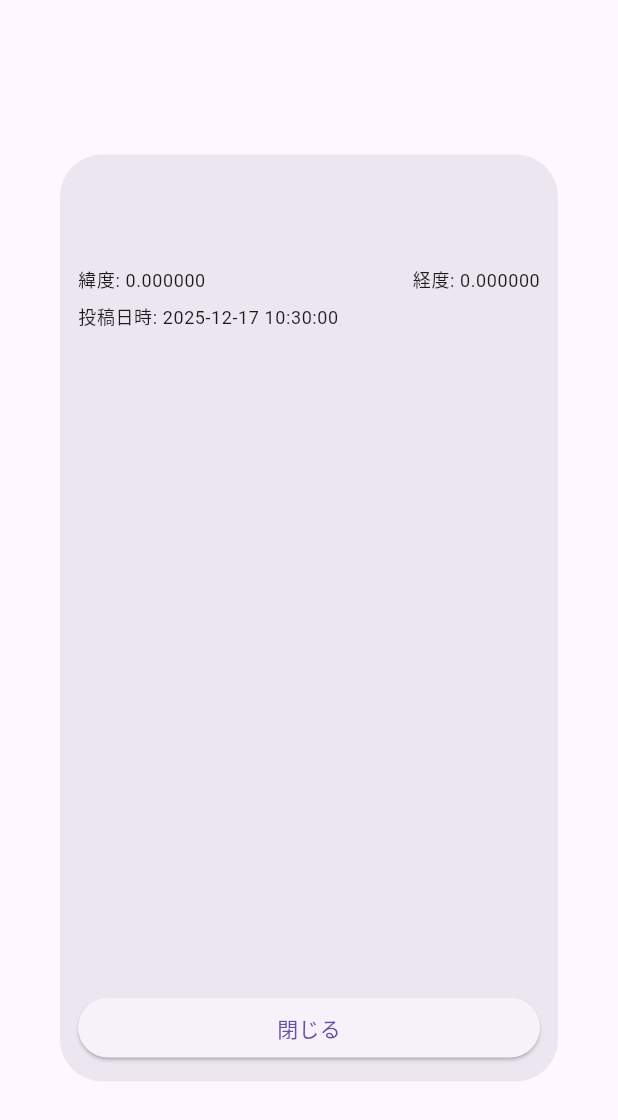
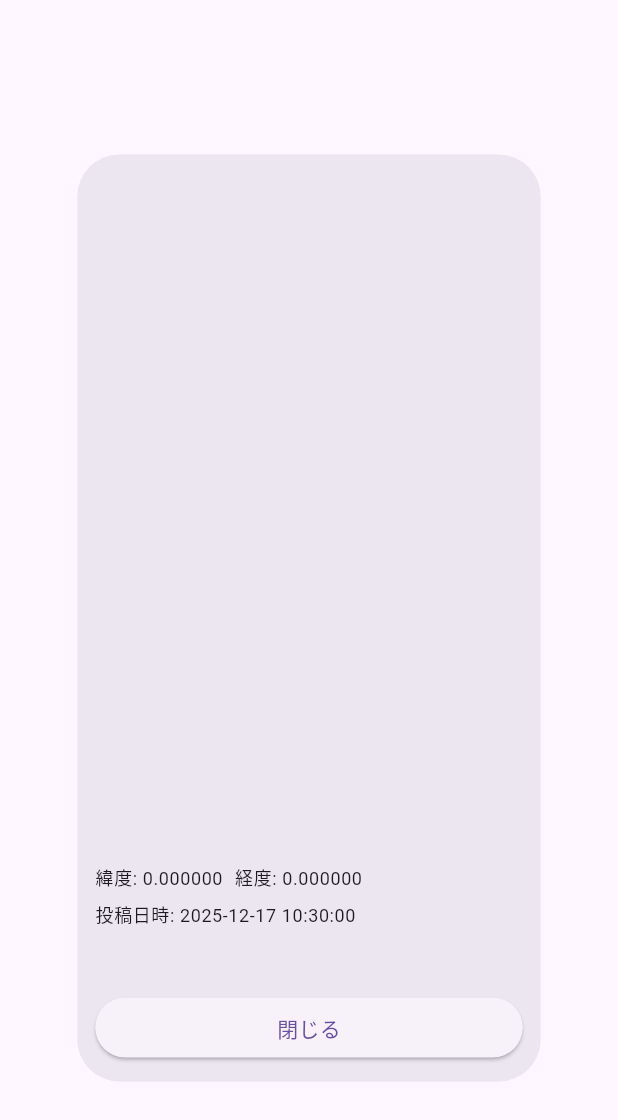
Before and after one commit to Yokochi513/flutter_application_photoshere, a Flutter app: the PostDetailDialog widget shown alone on an empty page, opened directly with empty values, on a phone screen of 412 x 824 dp. Shown: the top 1120 px of the screen. Run offline on Flutter 3.47's test engine with Material 3 defaults, Android fonts, the phone set to English and light mode, and no system bars; our stand-ins replace flutter_map, geolocator, image_picker, latlong2; network calls fail.

Commit message:
[Mod] 投稿詳細画面のUI改善

```diff
--- a/lib/widgets/post_detail_dialog.dart
+++ b/lib/widgets/post_detail_dialog.dart
@@ -31,6 +31,32 @@ class _PostDetailDialogState extends State<PostDetailDialog> {
     _pageController = PageController();
   }
 
+  // 画像をタップしたときに全画面で拡大して表示する
+  void _openFullImage(BuildContext context, int index) {
+    showDialog(
+      context: context,
+      builder: (context) {
+        return Dialog(
+          insetPadding: const EdgeInsets.all(12),
+          child: GestureDetector(
+            onTap: () => Navigator.of(context).pop(),
+            child: InteractiveViewer(
+              panEnabled: true,
+              minScale: 1.0,
+              maxScale: 4.0,
+              child: Center(
+                child: Image.network(
+                  widget.post.imageUrls[index],
+                  fit: BoxFit.contain,
+                ),
+              ),
+            ),
+          ),
+        );
+      },
+    );
+  }
+
   @override
   void dispose() {
     _pageController.dispose();
@@ -44,15 +70,32 @@ class _PostDetailDialogState extends State<PostDetailDialog> {
     // - imageHeight: ダイアログ高さの約60%を画像領域に割り当て
     // こうすることで小さい画面でもレイアウトが崩れにくくなります。
     final screenHeight = MediaQuery.of(context).size.height;
+    final screenWidth = MediaQuery.of(context).size.width;
+    final dialogWidth = math.min(screenWidth*0.75, 700.0);
     final dialogHeight = math.min(screenHeight * 0.75, 640.0);
     final imageHeight = dialogHeight * 0.6;
+
+    // フォントを既存の Theme から取得して倍率で拡大する
+    final baseTitleStyle = Theme.of(context).textTheme.titleLarge;
+    final titleStyle = (baseTitleStyle != null)
+        ? baseTitleStyle.copyWith(
+            fontSize: (baseTitleStyle.fontSize ?? 20) * 1.15,
+          )
+        : const TextStyle(fontSize: 22, fontWeight: FontWeight.w600);
+
+    final baseDescriptionStyle = Theme.of(context).textTheme.bodyLarge;
+    final descriptionStyle = (baseDescriptionStyle != null)
+        ? baseDescriptionStyle.copyWith(
+            fontSize: (baseDescriptionStyle.fontSize ?? 14) * 1.25,
+          )
+        : const TextStyle(fontSize: 16);
 
     // Dialog を ConstrainedBox でラップして最大高さを指定します。
     // SizedBox(height: ...) のように厳密に固定するのではなく、
     // maxHeight を指定することで微小なオーバーフローを防ぎます。
     return Dialog(
       child: ConstrainedBox(
-        constraints: BoxConstraints(maxHeight: dialogHeight),
+        constraints: BoxConstraints(maxHeight: dialogHeight, maxWidth: dialogWidth),
         child: Padding(
           padding: const EdgeInsets.all(12.0),
           child: Column(
@@ -71,45 +114,40 @@ class _PostDetailDialogState extends State<PostDetailDialog> {
                       // タイトル（最大2行に制限、あふれる場合は「...」で切る）
                       Text(
                         widget.post.title,
-                        style: Theme.of(context).textTheme.titleLarge,
+                        style: titleStyle,
                         maxLines: 2,
                         overflow: TextOverflow.ellipsis,
                       ),
-                      const SizedBox(height: 6),
+                      const SizedBox(height: 12),
 
                       // レスポンシブな画像＋詳細レイアウト
                       // - LayoutBuilder で利用可能幅を取得して横並び/縦並びを切替
                       // - wide（900px以上）の場合は画像とテキストを横並びにする
                       LayoutBuilder(
                         builder: (context, constraints) {
-                          final isWide = constraints.maxWidth > 900;
-
                           // テキスト詳細部分を定義（説明・座標・日時）
                           Widget details = Column(
                             crossAxisAlignment: CrossAxisAlignment.start,
+                            mainAxisSize: MainAxisSize.min,
                             children: [
                               Text(
                                 widget.post.description,
-                                style: Theme.of(context).textTheme.bodyMedium,
+                                // 説明を拡大して可読性を上げる
+                                style: descriptionStyle,
                               ),
                               const SizedBox(height: 8),
-                              Row(
-                                mainAxisAlignment: MainAxisAlignment.spaceBetween,
+                              // 緯度/経度は Wrap にして横幅が狭いときに折り返す
+                              Wrap(
+                                spacing: 8,
+                                runSpacing: 4,
                                 children: [
-                                  Flexible(
-                                    child: Text(
+                                  Text(
                                     '緯度: ${widget.post.latitude.toStringAsFixed(6)}',
                                     style: Theme.of(context).textTheme.bodySmall,
-                                      overflow: TextOverflow.ellipsis,
                                   ),
-                                  ),
-                                  const SizedBox(width: 8),
-                                  Flexible(
-                                    child: Text(
+                                  Text(
                                     '経度: ${widget.post.longitude.toStringAsFixed(6)}',
                                     style: Theme.of(context).textTheme.bodySmall,
-                                      overflow: TextOverflow.ellipsis,
-                                    ),
                                   ),
                                 ],
                               ),
@@ -122,26 +160,11 @@ class _PostDetailDialogState extends State<PostDetailDialog> {
                           );
 
                           // 画像がある場合は imageWidget を組み合わせる
-                          if (widget.post.imageUrls.isNotEmpty) {
                           final imageWidget = SizedBox(
                             height: imageHeight,
                             child: _buildImageGallery(context, imageHeight),
                           );
 
-                            if (isWide) {
-                              // 横並び: 画像（左）と詳細（右）を比率3:2で表示
-                              return SizedBox(
-                                height: imageHeight,
-                                child: Row(
-                                  crossAxisAlignment: CrossAxisAlignment.start,
-                                  children: [
-                                    Expanded(flex: 3, child: imageWidget),
-                                    const SizedBox(width: 16),
-                                    Expanded(flex: 2, child: details),
-                                  ],
-                                ),
-                              );
-                            } else {
                           // 縦並び: 画像の下に詳細を表示
                           return Column(
                             crossAxisAlignment: CrossAxisAlignment.start,
@@ -151,11 +174,6 @@ class _PostDetailDialogState extends State<PostDetailDialog> {
                               details,
                             ],
                           );
-                            }
-                          } else {
-                            // 画像が無い場合は詳細のみ表示
-                            return details;
-                          }
                         },
                       ),
                     ],
@@ -199,6 +217,8 @@ class _PostDetailDialogState extends State<PostDetailDialog> {
                 final imageWidth = math.min(availableWidth * 0.75, availableWidth);
 
                 return Center(
+                  child: GestureDetector(
+                    onTap: () => _openFullImage(context, index),
                     child: ClipRRect(
                       borderRadius: BorderRadius.circular(8),
                       child: Image.network(
@@ -216,6 +236,7 @@ class _PostDetailDialogState extends State<PostDetailDialog> {
                             ),
                           );
                         },
+                      ),
                     ),
                   ),
                 );
```
Lines whose indentation alone changed are shown as unchanged.
